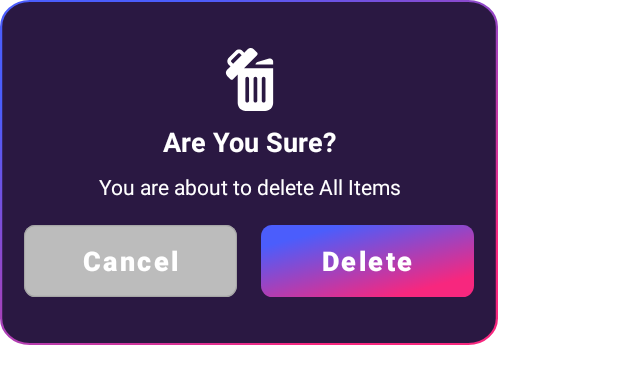
After one commit to ntduc-let/Voice-Changer, an Android app: the layout dialog_delete_all.xml on its own in the app's theme, with its tools: preview values and no code run, on a phone screen of 412 x 824 dp. The commit adds this screen. Shown: the top 384 px of the screen. Run offline under Robolectric (Android 15) with nearby library versions, the phone set to English and light mode, and no system bars.

Commit message:
add function Delete All

```diff
--- /dev/null
+++ b/app/src/main/res/drawable/ic_delete.xml
@@ -0,0 +1,16 @@
+<vector xmlns:android="http://schemas.android.com/apk/res/android"
+    android:width="42dp"
+    android:height="42dp"
+    android:viewportWidth="42"
+    android:viewportHeight="42">
+  <group>
+    <clip-path
+        android:pathData="M0,0h42v42h-42z"/>
+    <path
+        android:pathData="M36.7651,13.4844H17.3397L26.0386,4.7855C26.5192,4.305 26.5192,3.5258 26.0386,3.0452L23.8344,0.841C22.7131,-0.2803 20.8952,-0.2803 19.7739,0.841L17.5074,3.1075L16.3472,1.9473C15.0679,0.6679 12.9861,0.668 11.7067,1.9473L7.1821,6.4718C5.9027,7.7512 5.9027,9.833 7.1821,11.1124L8.3422,12.2726L6.0758,14.5391C4.9545,15.6603 4.9545,17.4783 6.0758,18.5996L8.2801,20.8039C8.7605,21.2844 9.5397,21.2845 10.0202,20.8039L13.139,17.6851V36.6678C13.139,39.6127 15.5264,42.0001 18.4713,42.0001H31.4328C34.3778,42.0001 36.7651,39.6127 36.7651,36.6678V13.4844ZM10.0825,10.5323L8.9224,9.3722C8.6025,9.0524 8.6025,8.5319 8.9224,8.212L13.4469,3.6874C13.7668,3.3675 14.2873,3.3676 14.607,3.6874L15.7672,4.8477L10.0825,10.5323ZM20.7079,35.1091C20.7079,35.7887 20.157,36.3396 19.4774,36.3396C18.7978,36.3396 18.2469,35.7887 18.2469,35.1091V20.3754C18.2469,19.6958 18.7978,19.1449 19.4774,19.1449C20.157,19.1449 20.7079,19.6958 20.7079,20.3754V35.1091ZM26.1826,35.1091C26.1826,35.7887 25.6317,36.3396 24.9521,36.3396C24.2725,36.3396 23.7216,35.7887 23.7216,35.1091V20.3754C23.7216,19.6958 24.2725,19.1449 24.9521,19.1449C25.6317,19.1449 26.1826,19.6958 26.1826,20.3754V35.1091ZM31.6573,35.1091C31.6573,35.7887 31.1064,36.3396 30.4268,36.3396C29.7471,36.3396 29.1962,35.7887 29.1962,35.1091V20.3754C29.1962,19.6958 29.7471,19.1449 30.4268,19.1449C31.1064,19.1449 31.6573,19.6958 31.6573,20.3754V35.1091Z"
+        android:fillColor="#ffffff"/>
+    <path
+        android:pathData="M26.3227,9.3142C25.5721,9.5759 25.0454,10.2461 24.9585,11.0238H36.7651V8.9787C36.7651,7.5745 35.3833,6.5862 34.0563,7.0361L26.3482,9.306C26.3399,9.3084 26.3309,9.3117 26.3227,9.3142Z"
+        android:fillColor="#ffffff"/>
+  </group>
+</vector>
--- /dev/null
+++ b/app/src/main/res/layout/dialog_delete_all.xml
@@ -0,0 +1,85 @@
+<?xml version="1.0" encoding="utf-8"?>
+<androidx.constraintlayout.widget.ConstraintLayout
+    xmlns:android="http://schemas.android.com/apk/res/android"
+    xmlns:app="http://schemas.android.com/apk/res-auto"
+    xmlns:tools="http://schemas.android.com/tools"
+    android:layout_width="wrap_content"
+    android:layout_height="wrap_content"
+    android:background="@drawable/bg_dialog">
+
+    <ImageView
+        android:id="@+id/ic_delete_all"
+        android:layout_width="wrap_content"
+        android:layout_height="wrap_content"
+        android:layout_marginTop="32dp"
+        app:layout_constraintEnd_toEndOf="parent"
+        app:layout_constraintStart_toStartOf="parent"
+        app:layout_constraintTop_toTopOf="parent"
+        app:srcCompat="@drawable/ic_delete" />
+
+    <TextView
+        android:id="@+id/txt_name"
+        android:layout_width="wrap_content"
+        android:layout_height="wrap_content"
+        android:layout_marginTop="8dp"
+        android:text="@string/are_you_sure"
+        android:textColor="@color/white"
+        android:textSize="18sp"
+        android:textStyle="bold"
+        app:layout_constraintEnd_toEndOf="parent"
+        app:layout_constraintStart_toStartOf="parent"
+        app:layout_constraintTop_toBottomOf="@+id/ic_delete_all" />
+
+    <TextView
+        android:id="@+id/edt_name"
+        android:layout_width="300dp"
+        android:layout_height="wrap_content"
+        android:layout_marginStart="16dp"
+        android:layout_marginTop="8dp"
+        android:layout_marginEnd="16dp"
+        android:text="@string/noti_delete_all"
+        android:textAlignment="center"
+        android:textColor="@color/white"
+        app:layout_constraintEnd_toEndOf="parent"
+        app:layout_constraintStart_toStartOf="parent"
+        app:layout_constraintTop_toBottomOf="@+id/txt_name" />
+
+    <Button
+        android:id="@+id/btn_cancel"
+        android:layout_width="0dp"
+        android:layout_height="wrap_content"
+        android:layout_marginStart="16dp"
+        android:layout_marginTop="16dp"
+        android:layout_marginEnd="8dp"
+        android:layout_marginBottom="32dp"
+        android:background="@drawable/bg_button_disable"
+        android:text="@string/cancel"
+        android:textAllCaps="false"
+        android:textColor="@color/white"
+        android:textSize="18sp"
+        android:textStyle="bold"
+        app:backgroundTint="@null"
+        app:layout_constraintBottom_toBottomOf="parent"
+        app:layout_constraintEnd_toStartOf="@+id/btn_delete"
+        app:layout_constraintHorizontal_bias="0.5"
+        app:layout_constraintStart_toStartOf="parent"
+        app:layout_constraintTop_toBottomOf="@+id/edt_name" />
+
+    <Button
+        android:id="@+id/btn_delete"
+        android:layout_width="0dp"
+        android:layout_height="wrap_content"
+        android:layout_marginStart="8dp"
+        android:layout_marginEnd="16dp"
+        android:background="@drawable/bg_button_enable"
+        android:text="@string/delete"
+        android:textAllCaps="false"
+        android:textColor="@color/white"
+        android:textSize="18sp"
+        android:textStyle="bold"
+        app:backgroundTint="@null"
+        app:layout_constraintBaseline_toBaselineOf="@+id/btn_cancel"
+        app:layout_constraintEnd_toEndOf="parent"
+        app:layout_constraintHorizontal_bias="0.5"
+        app:layout_constraintStart_toEndOf="@+id/btn_cancel" />
+</androidx.constraintlayout.widget.ConstraintLayout>
--- a/app/src/main/res/values-night/strings.xml
+++ b/app/src/main/res/values-night/strings.xml
@@ -27,5 +27,8 @@
     <string name="add_effect_error">Add effect error</string>
     <string name="delete_all">Delete All</string>
     <string name="play">Play</string>
-    <string name="no_item">No item</string>
+    <string name="no_item">No recording folder</string>
+    <string name="are_you_sure">Are You Sure?</string>
+    <string name="delete">Delete</string>
+    <string name="record_now">Record Now</string>
 </resources>
--- a/app/src/main/res/values/strings.xml
+++ b/app/src/main/res/values/strings.xml
@@ -27,5 +27,9 @@
     <string name="add_effect_error">Add effect error</string>
     <string name="delete_all">Delete All</string>
     <string name="play">Play</string>
-    <string name="no_item">No item</string>
+    <string name="no_item">No recording folder</string>
+    <string name="are_you_sure">Are You Sure?</string>
+    <string name="noti_delete_all">You are about to delete All Items</string>
+    <string name="delete">Delete</string>
+    <string name="record_now">Record Now</string>
 </resources>
```
Also changed, not shown: app/src/main/java/com/prox/voicechanger/ui/activity/FileVoiceActivity.java (+13 -9 lines), app/src/main/java/com/prox/voicechanger/ui/dialog/DeleteAllDialog.java (added, +39 -0 lines), app/src/main/res/drawable/ic_no_item.xml (added, +36 -0 lines), app/src/main/res/layout/activity_file_voice.xml (+3 -5 lines), app/src/main/res/layout/layout_no_item.xml (added, +52 -0 lines).
